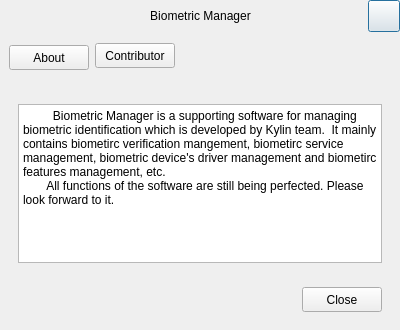
ukui/ukui-biometric-manager, file src/aboutdialog.ui: the form before one commit.
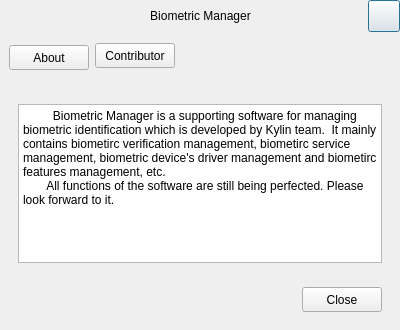
The form after the commit.

Commit message: [Lintian] fix spelling error

The edit to the form file:
```diff
--- a/src/aboutdialog.ui
+++ b/src/aboutdialog.ui
@@ -278,9 +278,9 @@
              <string>&lt;!DOCTYPE HTML PUBLIC &quot;-//W3C//DTD HTML 4.0//EN&quot; &quot;http://www.w3.org/TR/REC-html40/strict.dtd&quot;&gt;
 &lt;html&gt;&lt;head&gt;&lt;meta name=&quot;qrichtext&quot; content=&quot;1&quot; /&gt;&lt;style type=&quot;text/css&quot;&gt;
 p, li { white-space: pre-wrap; }
-&lt;/style&gt;&lt;/head&gt;&lt;body style=&quot; font-family:'Sans Serif'; font-size:9pt; font-weight:400; font-style:normal;&quot;&gt;
-&lt;p style=&quot; margin-top:0px; margin-bottom:0px; margin-left:0px; margin-right:0px; -qt-block-indent:0; text-indent:0px;&quot;&gt;         Biometric Manager is a supporting software for managing biometric identification which is developed by Kylin team.  It mainly contains biometirc verification mangement, biometirc service management, biometric device's driver management and biometirc features management, etc.&lt;/p&gt;
-&lt;p style=&quot; margin-top:0px; margin-bottom:0px; margin-left:0px; margin-right:0px; -qt-block-indent:0; text-indent:0px;&quot;&gt;       &lt;a name=&quot;textarea-bg-text&quot;&gt;&lt;/a&gt;All functions of the software are still being perfected. Please look forward to it. &lt;/p&gt;&lt;/body&gt;&lt;/html&gt;</string>
+&lt;/style&gt;&lt;/head&gt;&lt;body style=&quot; font-family:'Cantarell'; font-size:11pt; font-weight:400; font-style:normal;&quot;&gt;
+&lt;p style=&quot; margin-top:0px; margin-bottom:0px; margin-left:0px; margin-right:0px; -qt-block-indent:0; text-indent:0px;&quot;&gt;&lt;span style=&quot; font-family:'Sans Serif'; font-size:9pt;&quot;&gt;         Biometric Manager is a supporting software for managing biometric identification which is developed by Kylin team.  It mainly contains biometirc verification management, biometirc service management, biometric device's driver management and biometirc features management, etc.&lt;/span&gt;&lt;/p&gt;
+&lt;p style=&quot; margin-top:0px; margin-bottom:0px; margin-left:0px; margin-right:0px; -qt-block-indent:0; text-indent:0px;&quot;&gt;&lt;span style=&quot; font-family:'Sans Serif'; font-size:9pt;&quot;&gt;       &lt;/span&gt;&lt;a name=&quot;textarea-bg-text&quot;&gt;&lt;/a&gt;&lt;span style=&quot; font-family:'Sans Serif'; font-size:9pt;&quot;&gt;A&lt;/span&gt;&lt;span style=&quot; font-family:'Sans Serif'; font-size:9pt;&quot;&gt;ll functions of the software are still being perfected. Please look forward to it. &lt;/span&gt;&lt;/p&gt;&lt;/body&gt;&lt;/html&gt;</string>
             </property>
            </widget>
           </item>
```
Left out of the diff: 6 changed lines with no effect on the pictures. The commit also changes 1 other file.
